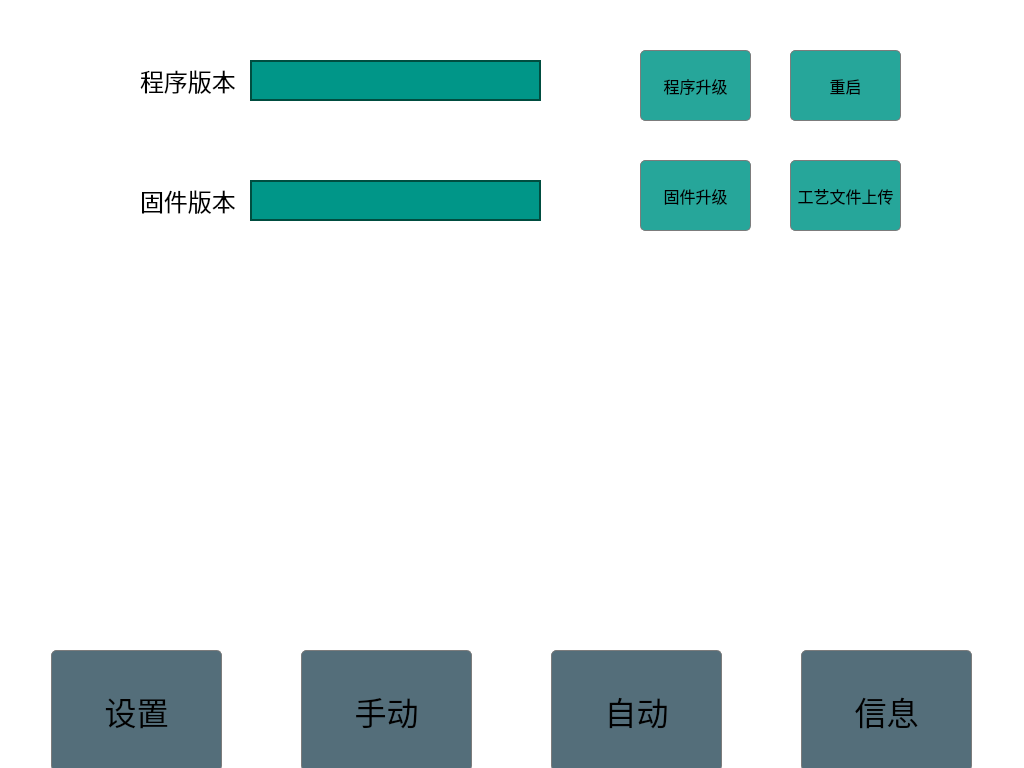
Qt form mainwindow.ui (alphonso64/PowerSupplyControllerUI) before a commit.
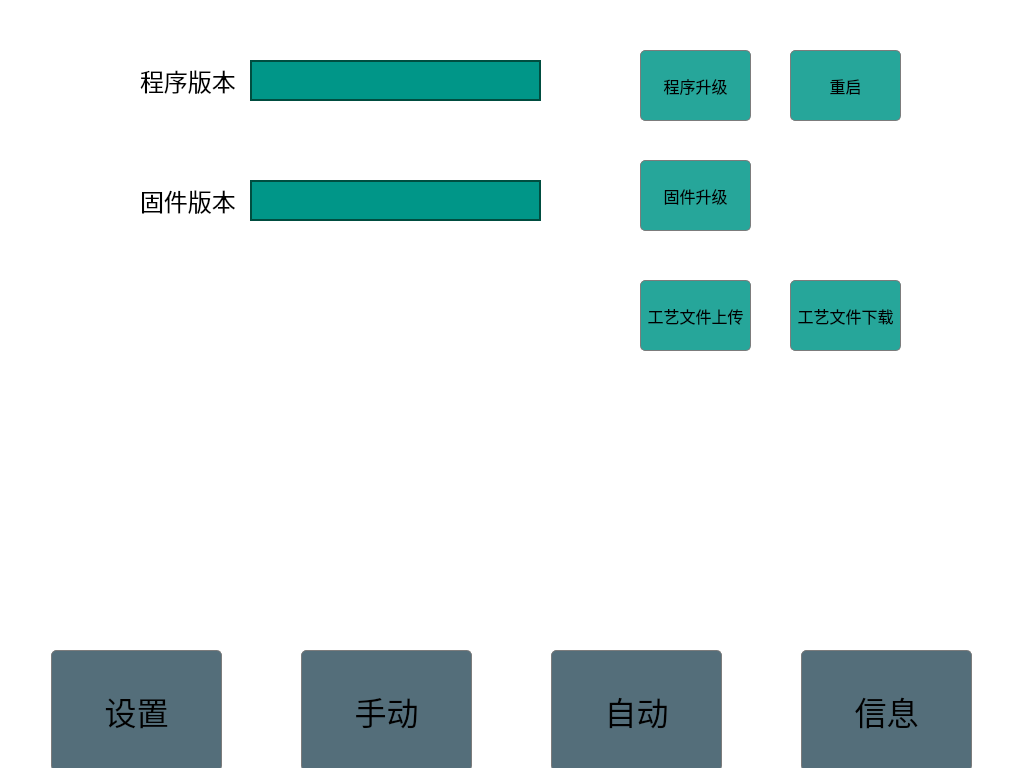
The same form after that commit. The open tabs and pages were chosen to show the change.

```diff
--- a/mainwindow.ui
+++ b/mainwindow.ui
@@ -2270,8 +2270,8 @@
      <widget class="QPushButton" name="fileUploadButton">
       <property name="geometry">
        <rect>
-        <x>770</x>
-        <y>150</y>
+        <x>620</x>
+        <y>270</y>
         <width>111</width>
         <height>71</height>
        </rect>
@@ -2293,6 +2293,32 @@
        <string>工艺文件上传</string>
       </property>
      </widget>
+     <widget class="QPushButton" name="fileDownloadButton">
+      <property name="geometry">
+       <rect>
+        <x>770</x>
+        <y>270</y>
+        <width>111</width>
+        <height>71</height>
+       </rect>
+      </property>
+      <property name="font">
+       <font>
+        <family>Sans</family>
+        <pointsize>12</pointsize>
+       </font>
+      </property>
+      <property name="focusPolicy">
+       <enum>Qt::NoFocus</enum>
+      </property>
+      <property name="styleSheet">
+       <string notr="true">QPushButton{background-color: rgba(38, 166, 154,  255);  border: 1px solid rgb(124, 124, 124); border-radius:5px;}
+QPushButton:pressed{background-color: rgba(0, 77, 64,  255);  border: 1px solid rgb(124, 124, 124); border-radius:5px;}</string>
+      </property>
+      <property name="text">
+       <string>工艺文件下载</string>
+      </property>
+     </widget>
     </widget>
    </widget>
   </widget>
```
